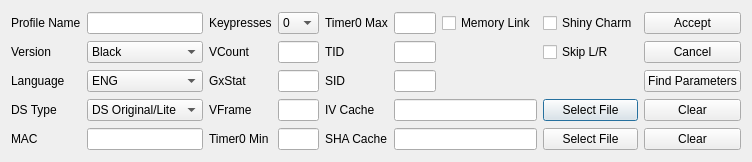
Before: the Qt Designer form Form/Gen5/Profile/ProfileEditor5.ui in Admiral-Fish/PokeFinder, drawn with Qt 5.
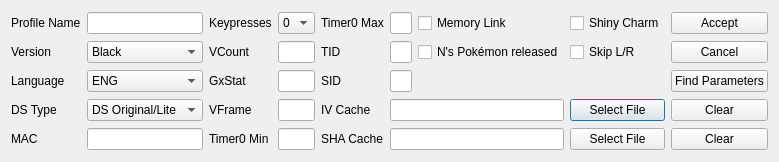
After: the same form once the commit is applied. Custom widgets are drawn as their Qt base class.

Commit message:
[Gen 5] Addition of N's pokemon released checkbox for gen 5 profiles (#597)
---------

The edit to the form file:
```diff
--- a/Form/Gen5/Profile/ProfileEditor5.ui
+++ b/Form/Gen5/Profile/ProfileEditor5.ui
@@ -270,6 +270,13 @@
      </property>
     </widget>
    </item>
+   <item row="1" column="6">
+    <widget class="QCheckBox" name="checkBoxNsPokemonReleased">
+     <property name="text">
+      <string>N's Pokémon released</string>
+     </property>
+    </widget>
+   </item>
    <item row="0" column="7">
     <widget class="QCheckBox" name="checkBoxShinyCharm">
      <property name="text">
```
Left out of the diff: 1 changed line with no effect on the pictures. The commit also changes 24 other files.
